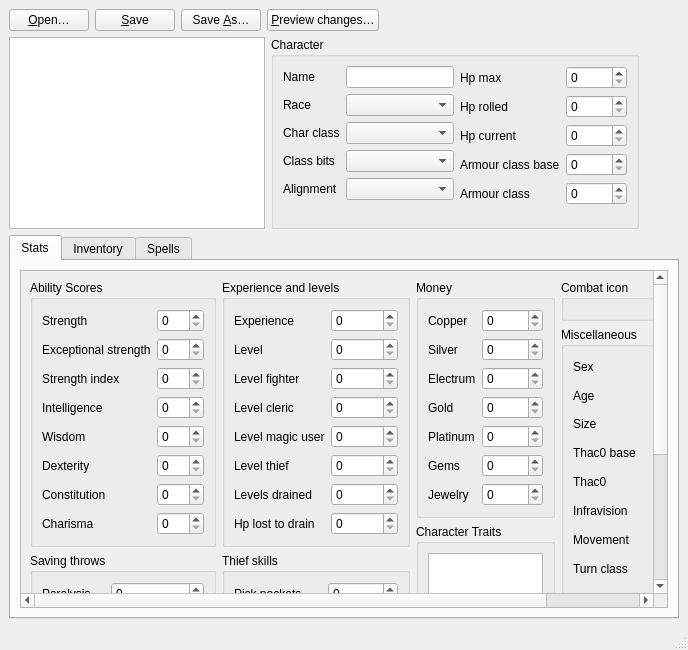
Old version of the form editor/character.ui in the repository malcyon/wish.
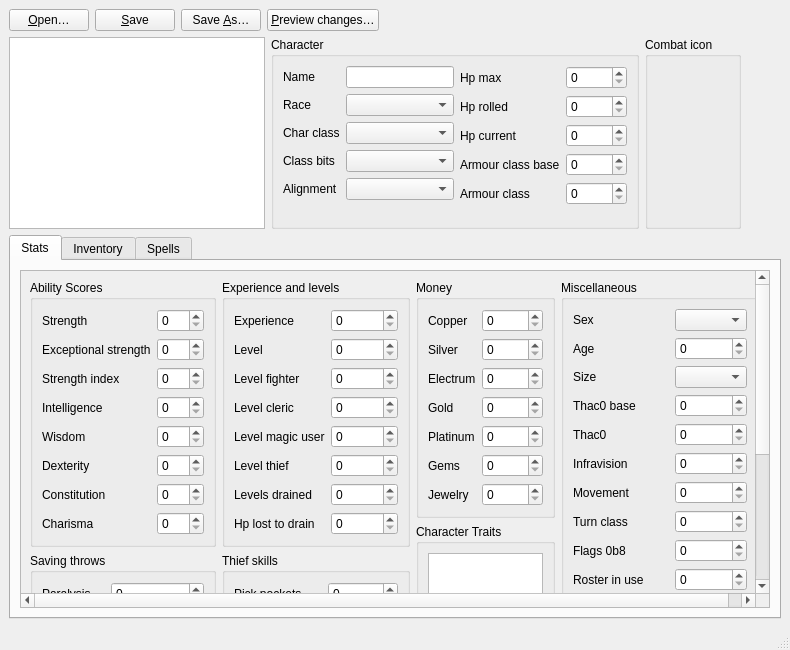
New version of the form. Custom widgets are drawn as their Qt base class.

Commit message:
Cap what the header may cost, so its minimum stops following the UI font (#43)
Claude-Session: https://claude.ai/code/session_01X6CGdDVhBkFjKa4aTHA27U

```diff
--- a/editor/character.ui
+++ b/editor/character.ui
@@ -209,6 +209,18 @@
         </layout>
        </widget>
       </item>
+      <item>
+       <widget class="QGroupBox" name="box_appearance">
+        <property name="title">
+         <string>Combat icon</string>
+        </property>
+        <layout class="QFormLayout" name="form_appearance">
+         <item row="0" column="0" colspan="2">
+          <widget class="IconEditor" name="field_icon" />
+         </item>
+        </layout>
+       </widget>
+      </item>
       <item>
        <spacer name="header_spacer">
         <property name="orientation">
@@ -960,18 +972,6 @@
             </item>
             <item>
              <layout class="QVBoxLayout" name="column_four">
-              <item>
-               <widget class="QGroupBox" name="box_appearance">
-                <property name="title">
-                 <string>Combat icon</string>
-                </property>
-                <layout class="QFormLayout" name="form_appearance">
-                 <item row="0" column="0" colspan="2">
-                  <widget class="IconEditor" name="field_icon" />
-                 </item>
-                </layout>
-               </widget>
-              </item>
               <item>
                <widget class="QGroupBox" name="box_record">
                 <property name="title">
```
The commit also changes 4 other files.
